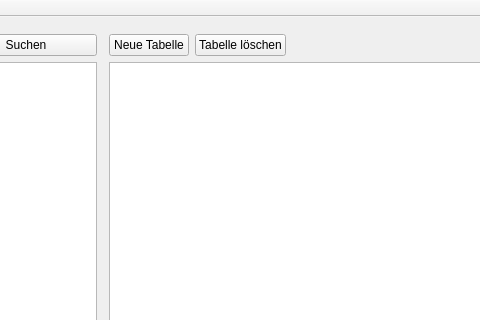
The window that mainwindow.ui (klaus91/DBMS_Mittelstufenprojekt_V02) describes before a commit, drawn with Qt 5; both pictures show x 170 to 650 and y 0 to 320 of the 1024 by 768 pixel window.
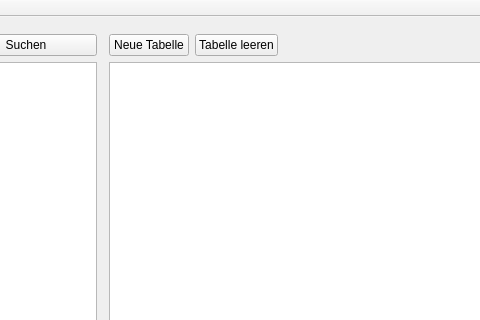
The same window after the commit.

Commit message: Added Method contentWarnung to MainWindow to show a warning when deleted Table/ column/ row has content in it (still missing some functionality). Renamed tabelleLoeschen Btn to Tabelle leeren.

The edit to the form file:
```diff
--- a/mainwindow.ui
+++ b/mainwindow.ui
@@ -89,7 +89,7 @@
         <item>
          <widget class="QPushButton" name="loescheTabelleButton">
           <property name="text">
-           <string>Tabelle löschen</string>
+           <string>Tabelle leeren</string>
           </property>
          </widget>
         </item>
```
The commit also changes 2 other files.
